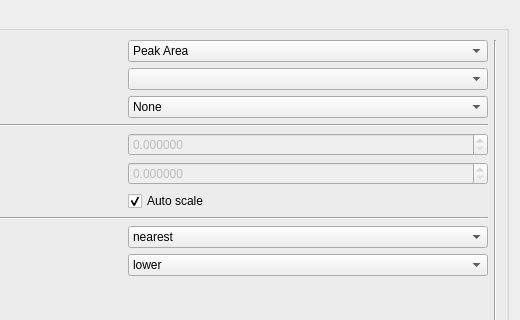
Above: xpaxs/spectromicroscopy/ui/ui_elementsimage.ui from praxes/praxes before the change; both pictures show x 261 to 781 and y 0 to 320 of the 781 by 417 pixel window. Below: the same form after it.
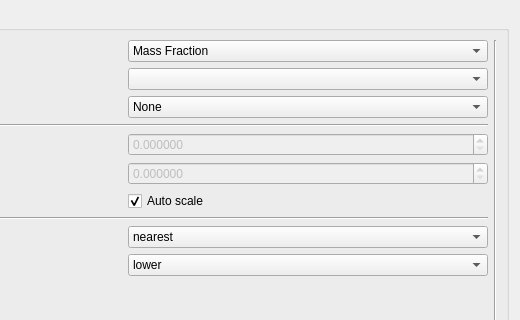
That is the form after the change.

```diff
--- a/xpaxs/spectromicroscopy/ui/ui_elementsimage.ui
+++ b/xpaxs/spectromicroscopy/ui/ui_elementsimage.ui
@@ -47,7 +47,12 @@
           </property>
           <item>
            <property name="text" >
-            <string>Peak Area</string>
+            <string>Mass Fraction</string>
+           </property>
+          </item>
+          <item>
+           <property name="text" >
+            <string>Fit Area</string>
            </property>
           </item>
           <item>
```
